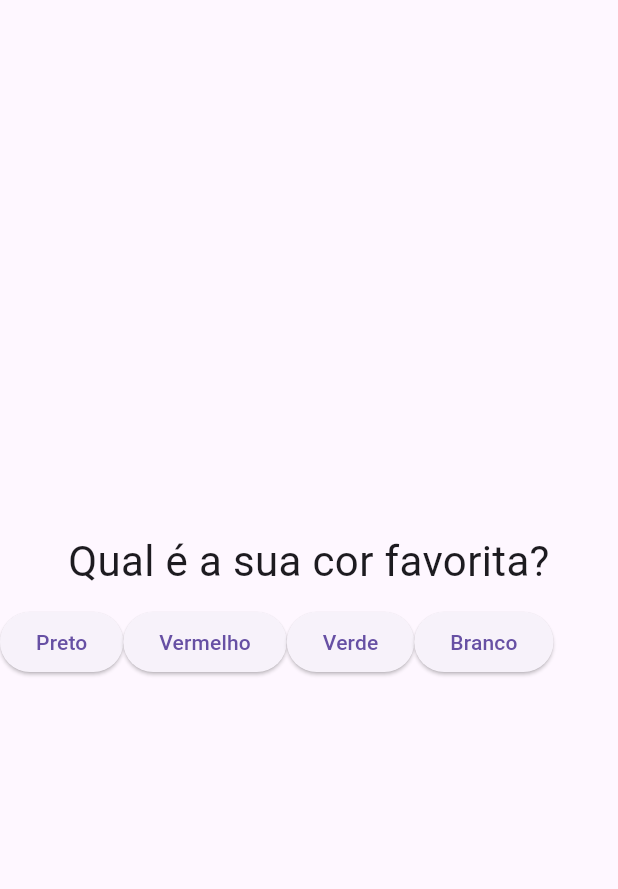
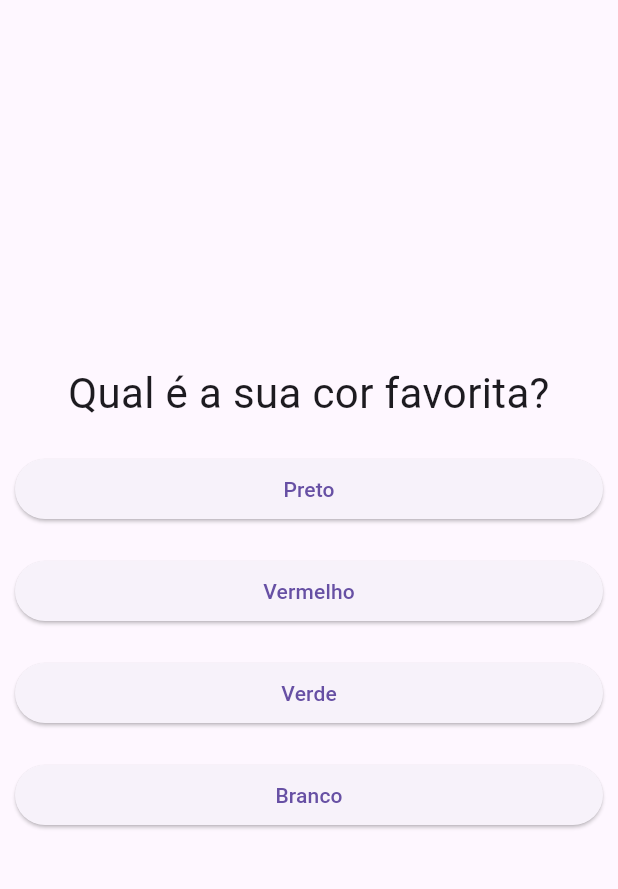
Before and after one commit to JarlissonTomaz/curso_flutter, a Flutter app: the screen it shows after launch, on a phone screen of 412 x 824 dp, the part 63-952 px from its top. Run offline on Flutter 3.47's test engine with Material 3 defaults, Android fonts, the phone set to English and light mode, and no system bars.

Commit message:
fix error response

```diff
--- a/flutter_curso/lib/questionario.dart
+++ b/flutter_curso/lib/questionario.dart
@@ -32,8 +32,6 @@ class Questionario extends StatelessWidget {
         mainAxisAlignment: MainAxisAlignment.center,
         children: [
           Questao(perguntas[perguntaSelecionada]['texto'] as String),
-          Row(
-            children: [
           ...respostas.map((resp) {
             return Resposta(
               resp['texto'].toString(),
@@ -42,8 +40,6 @@ class Questionario extends StatelessWidget {
           }),
         ],
       ),
-        ],
-      ),
     );
   }
 }
--- a/flutter_curso/lib/reposta.dart
+++ b/flutter_curso/lib/reposta.dart
@@ -8,9 +8,13 @@ class Resposta extends StatelessWidget {
 
   @override
   Widget build(BuildContext context) {
-    return ElevatedButton(
-      onPressed: onSelecao,
-      child: Text(texto),
+    return Container(
+      width: double.infinity,
+      margin: const EdgeInsets.all(10),
+      child: ElevatedButton(
+        onPressed: onSelecao,
+        child: Text(texto),
+      ),
     );
   }
 }
```
Lines whose indentation alone changed are shown as unchanged.
